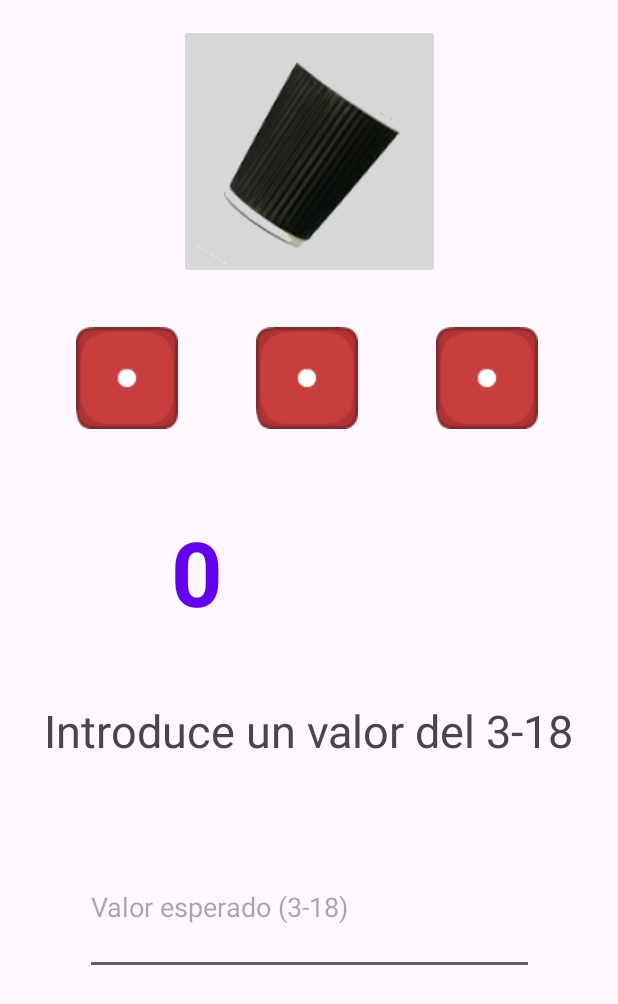
After one commit to jadehdyo/EvaluableTema01, an Android app: the DiceMinigame screen opened directly, with no data from a screen before it, on a phone screen of 412 x 824 dp. The commit adds this screen. Shown: the top 1004 px of the screen. Run offline under Robolectric (Android 15) with nearby library versions, the phone set to English and light mode, and no system bars.

Commit message:
Feat: "Implementacion del minijuego de dados"

```diff
--- a/app/build.gradle.kts
+++ b/app/build.gradle.kts
@@ -20,6 +20,8 @@ android {
     viewBinding{
         enable = true
     }
+
+
 
     buildTypes {
         release {
--- a/app/src/main/AndroidManifest.xml
+++ b/app/src/main/AndroidManifest.xml
@@ -28,6 +28,10 @@
             android:name=".MainActivity"
             android:exported="false" />
         <activity
+            android:name=".DiceMinigame"
+            android:exported="false" />
+        <activity android:name=".NumeroAcertado" android:exported="false" />
+        <activity
             android:name=".ConfActivity"
             android:exported="true" >
             <intent-filter>
--- a/app/src/main/java/com/example/sosphone/MainActivity.kt
+++ b/app/src/main/java/com/example/sosphone/MainActivity.kt
@@ -19,6 +19,7 @@ import androidx.core.content.ContextCompat
 import androidx.core.net.toUri
 import androidx.core.view.ViewCompat
 import androidx.core.view.WindowInsetsCompat
+import com.example.sosphone.databinding.ActivityConfBinding
 import com.example.sosphone.databinding.ActivityPpalBinding
 import java.util.Calendar
 
--- /dev/null
+++ b/app/src/main/res/layout/activity_diceminigame.xml
@@ -0,0 +1,88 @@
+<?xml version="1.0" encoding="utf-8"?>
+<androidx.constraintlayout.widget.ConstraintLayout xmlns:android="http://schemas.android.com/apk/res/android"
+    xmlns:app="http://schemas.android.com/apk/res-auto"
+    xmlns:tools="http://schemas.android.com/tools"
+    android:layout_width="match_parent"
+    android:layout_height="match_parent"
+    tools:context=".MainActivity">
+
+    <ImageButton
+        android:id="@+id/imageButton"
+        android:layout_width="wrap_content"
+        android:layout_height="wrap_content"
+        android:layout_marginTop="16dp"
+        app:layout_constraintEnd_toEndOf="parent"
+        app:layout_constraintStart_toStartOf="parent"
+        app:layout_constraintTop_toTopOf="parent"
+        app:srcCompat="@drawable/vaso" />
+
+    <ImageView
+        android:id="@+id/imagview_dado1"
+        android:layout_width="wrap_content"
+        android:layout_height="wrap_content"
+        android:layout_marginTop="32dp"
+        app:layout_constraintEnd_toEndOf="parent"
+        app:layout_constraintHorizontal_bias="0.148"
+        app:layout_constraintStart_toStartOf="parent"
+        app:layout_constraintTop_toBottomOf="@+id/imageButton"
+        app:srcCompat="@drawable/dado1" />
+
+    <ImageView
+        android:id="@+id/imagview_dado2"
+        android:layout_width="wrap_content"
+        android:layout_height="wrap_content"
+        android:layout_marginStart="52dp"
+        android:layout_marginTop="32dp"
+        app:layout_constraintStart_toEndOf="@+id/imagview_dado1"
+        app:layout_constraintTop_toBottomOf="@+id/imageButton"
+        app:srcCompat="@drawable/dado1" />
+
+    <ImageView
+        android:id="@+id/imagview_dado3"
+        android:layout_width="wrap_content"
+        android:layout_height="wrap_content"
+        android:layout_marginStart="52dp"
+        android:layout_marginTop="32dp"
+        app:layout_constraintStart_toEndOf="@+id/imagview_dado2"
+
+        app:layout_constraintTop_toBottomOf="@+id/imageButton"
+        app:srcCompat="@drawable/dado1" />
+
+    <TextView
+        android:id="@+id/txt_resultado"
+        android:layout_width="177dp"
+        android:layout_height="73dp"
+        android:text="@string/_0"
+        android:textColor="@color/purple_500"
+        android:textSize="60sp"
+        android:textStyle="bold"
+        app:layout_constraintBottom_toBottomOf="parent"
+        app:layout_constraintEnd_toEndOf="parent"
+        app:layout_constraintHorizontal_bias="0.487"
+        app:layout_constraintStart_toStartOf="parent"
+        app:layout_constraintTop_toBottomOf="@+id/imagview_dado3"
+        app:layout_constraintVertical_bias="0.117" />
+
+    <EditText
+        android:id="@+id/editTextExpectedValue"
+        android:layout_width="299dp"
+        android:layout_height="90dp"
+        android:layout_marginTop="560dp"
+        android:hint="Valor esperado (3-18)"
+        android:inputType="number"
+        app:layout_constraintEnd_toEndOf="parent"
+        app:layout_constraintStart_toStartOf="parent"
+        app:layout_constraintTop_toTopOf="parent" />
+
+    <TextView
+        android:id="@+id/introduce_valor"
+        android:layout_width="wrap_content"
+        android:layout_height="wrap_content"
+        android:text="Introduce un valor del 3-18"
+        android:textSize="30sp"
+        app:layout_constraintBottom_toTopOf="@+id/editTextExpectedValue"
+        app:layout_constraintEnd_toEndOf="parent"
+        app:layout_constraintStart_toStartOf="parent"
+        app:layout_constraintTop_toBottomOf="@+id/txt_resultado"/>
+
+</androidx.constraintlayout.widget.ConstraintLayout>
--- a/app/src/main/res/values/colors.xml
+++ b/app/src/main/res/values/colors.xml
@@ -1,5 +1,10 @@
 <?xml version="1.0" encoding="utf-8"?>
 <resources>
+    <color name="purple_200">#FFBB86FC</color>
+    <color name="purple_500">#FF6200EE</color>
+    <color name="purple_700">#FF3700B3</color>
+    <color name="teal_200">#FF03DAC5</color>
+    <color name="teal_700">#FF018786</color>
     <color name="black">#FF000000</color>
     <color name="white">#FFFFFFFF</color>
 </resources>
--- a/app/src/main/res/values/strings.xml
+++ b/app/src/main/res/values/strings.xml
@@ -5,7 +5,7 @@
         1.- INFORMACIÓN GENERAL DE LA APLICACIÓN
         Contiene el nombre principal y la versión de la app visible para el usuario.
     -->
-    <string name="app_name">EvaluableTema01</string>
+    <string name="app_name">CompletaTema1</string>
     <string name="txt_version_app">V1.0 (App 2DAM)</string>
 
 
@@ -83,4 +83,7 @@
     <!-- 7.2.- Texto del botón o enlace para volver atrás -->
     <string name="texto_back">Púlsame para volver atrás —></string>
 
+    <string name="volver_a_jugar">volver a jugar\n</string>
+    <string name="_0">0</string>
+
 </resources>
--- a/gradle/libs.versions.toml
+++ b/gradle/libs.versions.toml
@@ -1,5 +1,5 @@
 [versions]
-agp = "8.3.0"
+agp = "8.13.1"
 kotlin = "1.9.0"
 coreKtx = "1.13.1"
 junit = "4.13.2"
```
Also changed, not shown: app/src/main/java/com/example/sosphone/ConfActivity.kt (+13 -0 lines), app/src/main/java/com/example/sosphone/DiceMinigame.kt (added, +155 -0 lines), app/src/main/java/com/example/sosphone/NumeroAcertado.kt (added, +35 -0 lines), app/src/main/res/layout/activity_conf.xml (+35 -18 lines), app/src/main/res/layout/activity_numero_acertado.xml (added, +34 -0 lines), app/src/main/res/drawable/dado1.png (added), app/src/main/res/drawable/dado2.png (added), app/src/main/res/drawable/dado3.png (added), app/src/main/res/drawable/dado4.png (added), app/src/main/res/drawable/dado5.png (added), app/src/main/res/drawable/dado6.png (added), app/src/main/res/drawable/frierenmcdonals.jpg (added), app/src/main/res/drawable/vaso.png (added), gradle/wrapper/gradle-wrapper.properties.
